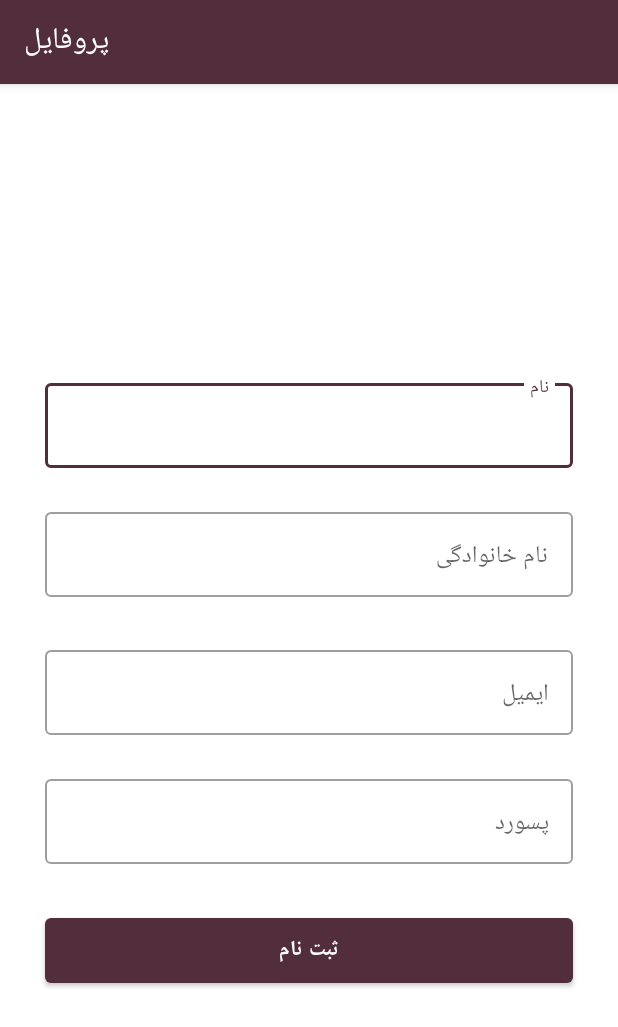
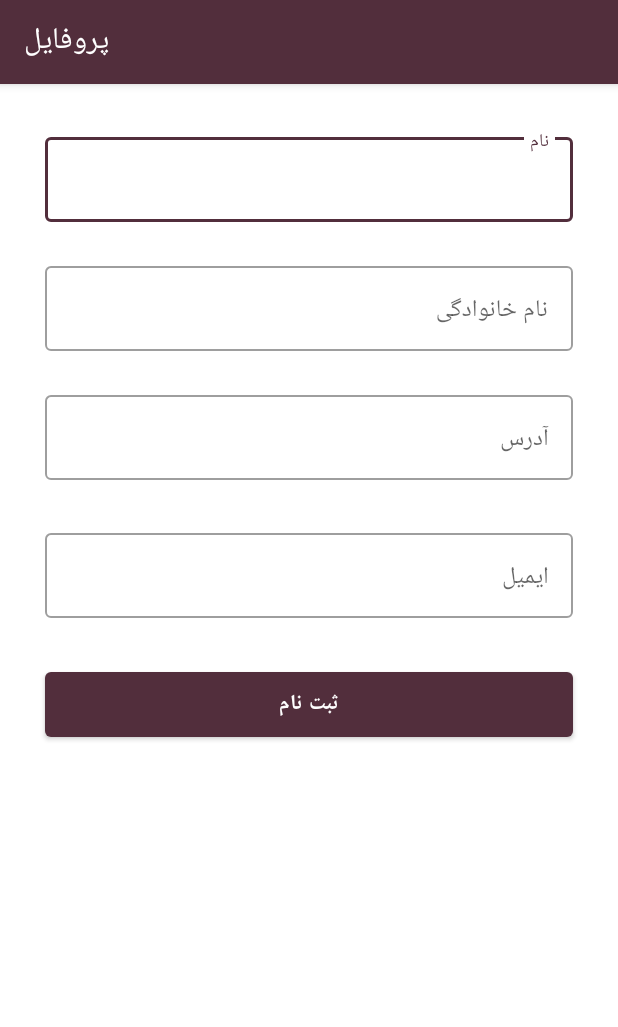
Before and after one commit to rezaee127/OnlineShop, an Android app: the fragment ProfileFragment shown on its own in the app's theme, on a phone screen of 412 x 824 dp. Shown: the top 1027 px of the screen. Run offline under Robolectric (Android 15) with nearby library versions, the phone set to English and light mode, and no system bars; our stand-ins replace Dagger/Hilt's generated code, navigation-ui.

```diff
--- a/app/src/main/java/com/example/onlineshop/data/Repository.kt
+++ b/app/src/main/java/com/example/onlineshop/data/Repository.kt
@@ -43,12 +43,10 @@ class Repository @Inject constructor(private val remoteDataSource: RemoteDataSou
         return remoteDataSource.searchProducts(searchKey,orderBy,order)
     }
 
-    suspend fun createCustomer(firstName:String, lastName: String, password: String,
-                               email: String, billing: Billing, shipping: Shipping): CustomerItem{
 
-        return remoteDataSource.createCustomer(firstName,lastName,password,email,billing,shipping)
+    suspend fun createCustomer(customerItem: CustomerItem): CustomerItem{
+        return remoteDataSource.createCustomer(customerItem)
     }
-
 
 
     fun saveCustomerInShared(context: Context,customer:CustomerItem){
--- a/app/src/main/java/com/example/onlineshop/data/network/ApiService.kt
+++ b/app/src/main/java/com/example/onlineshop/data/network/ApiService.kt
@@ -1,9 +1,7 @@
 package com.example.onlineshop.data.network
 
-import com.example.onlineshop.model.CategoriesItem
-import com.example.onlineshop.model.CustomerItem
-import com.example.onlineshop.model.ProductsItem
-import com.example.onlineshop.model.ReviewsItem
+import com.example.onlineshop.model.*
+import retrofit2.Call
 import retrofit2.http.*
 
 
@@ -58,26 +56,70 @@ interface ApiService {
 
     @GET("products")
     suspend fun getRelatedProducts(
-        @Query("include") str:String,
+        @Query("include") str: String,
         @QueryMap option: Map<String, String> = NetworkParams.getBaseOptions()
     ): List<ProductsItem>
 
 
     @GET("products")
     suspend fun searchProducts(
-        @Query("search")searchKey:String,
-        @Query("orderby")orderBy: String,
-        @Query("order")order: String,
+        @Query("search") searchKey: String,
+        @Query("orderby") orderBy: String,
+        @Query("order") order: String,
         @QueryMap option: Map<String, String> = NetworkParams.getBaseOptions()
     ): List<ProductsItem>
 
+
     @POST("customers")
     suspend fun createCustomer(
-        @Query("first_name")firstName:String,
-        @Query("last_name")lastName: String,
-        @Query("password")password: String,
-        @Query("email")email: String,
+        @Body customerItem: CustomerItem,
         @QueryMap option: Map<String, String> = NetworkParams.getBaseOptions()
     ): CustomerItem
 
+
+    @POST("orders")
+    suspend fun createOrder(
+        @Query("customer_id") customerId: Int,
+        @Query("line_items") lineItems: List<LineItem>,
+        @QueryMap option: Map<String, String> = NetworkParams.getBaseOptions()
+    ): OrderItem
+
+
+    @GET("products" )
+    fun getProducts(
+        @Query("search") searchText: String?,
+        @Query("attribute") attribute: String?,
+        @Query("attribute_term") terms: String?,
+        @Query("per_page") perPage: Int,
+        @Query("page") numberOfPage: Int,
+        @Query("orderby") baseOn: String?,
+        @Query("order") order: String?
+    ):List<ProductsItem?>?
+
+    @GET("products" )
+    fun getProducts(
+        @Query("search") searchText: String?,
+        @Query("attribute") attribute: String?,
+        @Query("attribute_term") terms: String?,
+        @Query("per_page") perPage: Int,
+        @Query("page") numberOfPage: Int
+    ): List<ProductsItem?>?
+
+
+    @GET("products")
+    fun getProducts(
+        @Query("attribute") attribute: String?,
+        @Query("attribute_term") terms: String?,
+        @Query("per_page") perPage: Int,
+        @Query("page") numberOfPage: Int
+    ): List<ProductsItem?>?
+
+    @GET("products" )
+    fun searchProducts(
+        @Query("search") searchText: String?,
+        @Query("per_page") perPage: Int,
+        @Query("page") numberOfPage: Int
+    ): List<ProductsItem?>?
+
+
 }
--- a/app/src/main/java/com/example/onlineshop/ui/profile/ProfileViewModel.kt
+++ b/app/src/main/java/com/example/onlineshop/ui/profile/ProfileViewModel.kt
@@ -1,12 +1,11 @@
 package com.example.onlineshop.ui.profile
 
 import android.app.Application
-import android.content.Context
 import androidx.lifecycle.*
 import com.example.onlineshop.data.Repository
+import com.example.onlineshop.model.Billing
 import com.example.onlineshop.model.CustomerItem
-import com.example.onlineshop.ui.cart.getCustomerFromSharedPref
-import com.example.onlineshop.ui.cart.saveCustomerToSharedPref
+import com.example.onlineshop.model.Shipping
 import com.example.onlineshop.ui.home.ApiStatus
 import dagger.hilt.android.lifecycle.HiltViewModel
 import kotlinx.coroutines.launch
@@ -21,12 +20,12 @@ class ProfileViewModel @Inject constructor(private val repository: Repository,
     var status= MutableLiveData<ApiStatus>()
     var errorMessage=""
 
-    fun createCustomer(firstName:String,lastName: String,password: String,
-                       email: String): LiveData<CustomerItem> {
+    fun createCustomer(customerItem: CustomerItem): LiveData<CustomerItem> {
+
         viewModelScope.launch {
             status.value = ApiStatus.LOADING
             try {
-                customer.value = repository.createCustomer(firstName, lastName,password, email)
+                customer.value = repository.createCustomer(customerItem)
                 status.value = ApiStatus.DONE
             }
             catch (e: retrofit2.HttpException) {
@@ -63,4 +62,9 @@ class ProfileViewModel @Inject constructor(private val repository: Repository,
     fun getCustomerFromShared(): CustomerItem ?{
         return repository.getCustomerFromShared(app.applicationContext)
     }
+
+
+    fun getHashMapFromShared():HashMap<Int, Int>{
+        return repository.getHashMapFromShared(app.applicationContext)
+    }
 }
--- a/app/src/main/res/layout/fragment_profile.xml
+++ b/app/src/main/res/layout/fragment_profile.xml
@@ -11,19 +11,21 @@
 
     <androidx.constraintlayout.widget.ConstraintLayout
         android:layout_width="match_parent"
-        android:layout_height="match_parent"
-        android:layout_marginTop="16dp"
-        android:layout_gravity="center">
+        android:layout_height="match_parent">
 
         <androidx.constraintlayout.widget.ConstraintLayout
             android:id="@+id/cl_profile"
             android:layout_width="match_parent"
-            android:layout_height="wrap_content"
+            android:layout_height="match_parent"
             android:foregroundGravity="center"
+            android:layout_marginTop="30dp"
             app:cardElevation="0dp"
             app:strokeColor="@color/stroke_color"
             app:strokeWidth="1dp"
-            tools:ignore="MissingConstraints">
+            app:layout_constraintEnd_toEndOf="parent"
+            app:layout_constraintStart_toStartOf="parent"
+            app:layout_constraintTop_toTopOf="parent"
+            app:layout_constraintBottom_toBottomOf="parent">
 
             <com.google.android.material.textfield.TextInputLayout
                 android:id="@+id/tf_first_name"
@@ -62,25 +64,25 @@
 
             </com.google.android.material.textfield.TextInputLayout>
 
-
             <com.google.android.material.textfield.TextInputLayout
-                android:id="@+id/tf_password"
+                android:id="@+id/tf_address"
                 style="@style/Widget.MaterialComponents.TextInputLayout.OutlinedBox"
                 android:layout_width="match_parent"
                 android:layout_height="wrap_content"
                 android:layout_marginHorizontal="30dp"
                 android:layout_marginTop="24dp"
-                android:hint="پسورد"
+                android:hint="آدرس"
                 android:layoutDirection="rtl"
                 app:layout_constraintEnd_toEndOf="parent"
                 app:layout_constraintStart_toStartOf="parent"
-                app:layout_constraintTop_toBottomOf="@id/tf_email">
+                app:layout_constraintTop_toBottomOf="@id/tf_last_name">
 
                 <com.google.android.material.textfield.TextInputEditText
                     android:layout_width="match_parent"
                     android:layout_height="wrap_content" />
 
             </com.google.android.material.textfield.TextInputLayout>
+
 
             <com.google.android.material.textfield.TextInputLayout
                 android:id="@+id/tf_email"
@@ -93,7 +95,7 @@
                 android:layoutDirection="rtl"
                 app:layout_constraintEnd_toEndOf="parent"
                 app:layout_constraintStart_toStartOf="parent"
-                app:layout_constraintTop_toBottomOf="@id/tf_last_name">
+                app:layout_constraintTop_toBottomOf="@id/tf_address">
 
                 <com.google.android.material.textfield.TextInputEditText
                     android:layout_width="match_parent"
@@ -113,7 +115,7 @@
                 android:textStyle="bold"
                 app:layout_constraintEnd_toEndOf="parent"
                 app:layout_constraintStart_toStartOf="parent"
-                app:layout_constraintTop_toBottomOf="@id/tf_password" />
+                app:layout_constraintTop_toBottomOf="@id/tf_email" />
 
             <com.google.android.material.button.MaterialButton
                 android:id="@+id/btn_order"
@@ -152,7 +154,6 @@
             android:layout_centerVertical="true"
             android:indeterminate="true"
             android:visibility="gone"
-            android:background="@color/back1"
             android:indeterminateTintMode="src_atop"
             android:indeterminateTint="?attr/colorPrimary"
             app:layout_constraintBottom_toBottomOf="parent"
--- a/app/src/main/res/layout/fragment_search.xml
+++ b/app/src/main/res/layout/fragment_search.xml
@@ -151,7 +151,6 @@
             android:layout_height="wrap_content"
             android:layout_centerHorizontal="true"
             android:layout_centerVertical="true"
-            android:background="@color/back1"
             android:visibility="gone"
             android:indeterminate="true"
             android:indeterminateTint="?attr/colorPrimary"
```
Also changed, not shown: app/src/main/java/com/example/onlineshop/data/RemoteDataSource.kt (+7 -6 lines), app/src/main/java/com/example/onlineshop/model/Billing.kt (+18 -18 lines), app/src/main/java/com/example/onlineshop/model/CustomerItem.kt (+21 -21 lines), app/src/main/java/com/example/onlineshop/model/Shipping.kt (+14 -14 lines), app/src/main/java/com/example/onlineshop/ui/profile/ProfileFragment.kt (+28 -7 lines).
